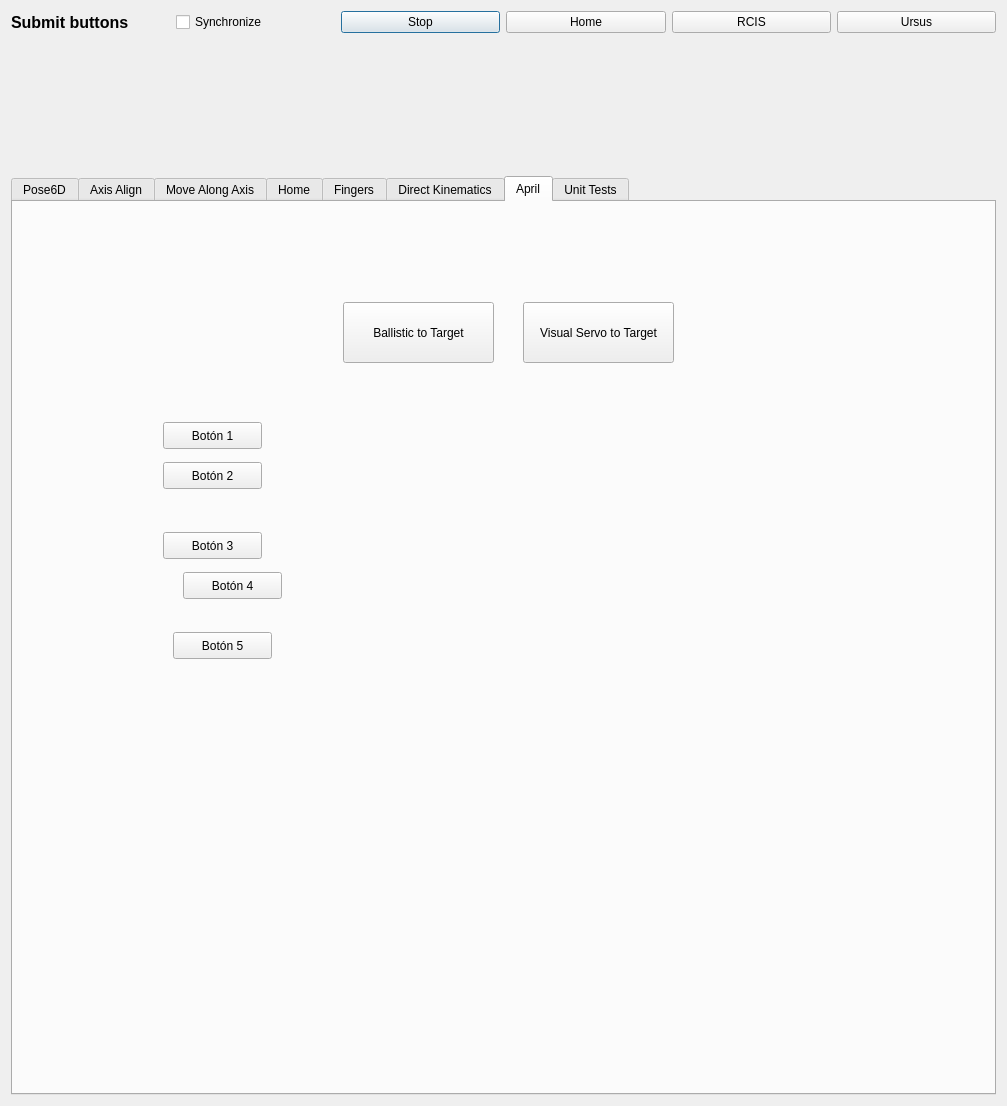
Qt form components/inversekinematicsTesterComp/src/guiDlg.ui (robocomp/robocomp-shelly) before a commit.
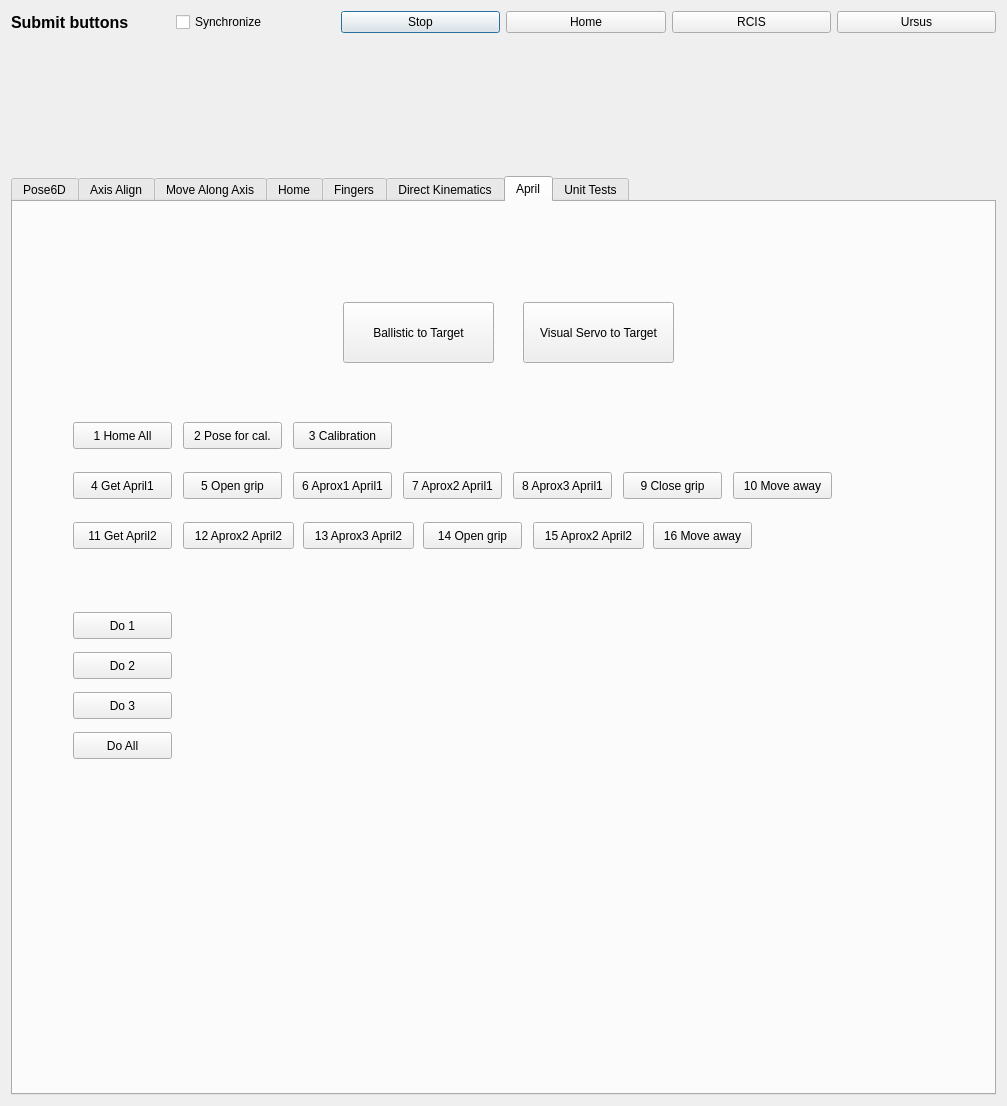
The same form after that commit. The open tabs and pages were chosen to show the change.

Commit message: add butons to  separed the proces of grip

Diff of the .ui file:
```diff
--- a/components/inversekinematicsTesterComp/src/guiDlg.ui
+++ b/components/inversekinematicsTesterComp/src/guiDlg.ui
@@ -3289,66 +3289,261 @@
         <widget class="QPushButton" name="boton1">
          <property name="geometry">
           <rect>
-           <x>150</x>
+           <x>60</x>
            <y>220</y>
            <width>99</width>
            <height>27</height>
           </rect>
          </property>
          <property name="text">
-          <string>Botón 1</string>
+          <string>1 Home All</string>
          </property>
         </widget>
         <widget class="QPushButton" name="boton2">
          <property name="geometry">
           <rect>
-           <x>150</x>
-           <y>260</y>
+           <x>170</x>
+           <y>220</y>
            <width>99</width>
            <height>27</height>
           </rect>
          </property>
          <property name="text">
-          <string>Botón 2</string>
+          <string>2 Pose for cal.</string>
          </property>
         </widget>
         <widget class="QPushButton" name="boton3">
          <property name="geometry">
           <rect>
-           <x>150</x>
-           <y>330</y>
+           <x>280</x>
+           <y>220</y>
            <width>99</width>
            <height>27</height>
           </rect>
          </property>
          <property name="text">
-          <string>Botón 3</string>
+          <string>3 Calibration</string>
          </property>
         </widget>
         <widget class="QPushButton" name="boton4">
          <property name="geometry">
           <rect>
-           <x>170</x>
-           <y>370</y>
+           <x>60</x>
+           <y>270</y>
            <width>99</width>
            <height>27</height>
           </rect>
          </property>
          <property name="text">
-          <string>Botón 4</string>
+          <string>4 Get April1</string>
          </property>
         </widget>
         <widget class="QPushButton" name="boton5">
          <property name="geometry">
           <rect>
-           <x>160</x>
-           <y>430</y>
+           <x>170</x>
+           <y>270</y>
            <width>99</width>
            <height>27</height>
           </rect>
          </property>
          <property name="text">
-          <string>Botón 5</string>
+          <string>5 Open grip</string>
+         </property>
+        </widget>
+        <widget class="QPushButton" name="boton7">
+         <property name="geometry">
+          <rect>
+           <x>390</x>
+           <y>270</y>
+           <width>99</width>
+           <height>27</height>
+          </rect>
+         </property>
+         <property name="text">
+          <string>7 Aprox2 April1</string>
+         </property>
+        </widget>
+        <widget class="QPushButton" name="boton8">
+         <property name="geometry">
+          <rect>
+           <x>500</x>
+           <y>270</y>
+           <width>99</width>
+           <height>27</height>
+          </rect>
+         </property>
+         <property name="text">
+          <string>8 Aprox3 April1</string>
+         </property>
+        </widget>
+        <widget class="QPushButton" name="boton6">
+         <property name="geometry">
+          <rect>
+           <x>280</x>
+           <y>270</y>
+           <width>99</width>
+           <height>27</height>
+          </rect>
+         </property>
+         <property name="text">
+          <string>6 Aprox1 April1</string>
+         </property>
+        </widget>
+        <widget class="QPushButton" name="boton9">
+         <property name="geometry">
+          <rect>
+           <x>610</x>
+           <y>270</y>
+           <width>99</width>
+           <height>27</height>
+          </rect>
+         </property>
+         <property name="text">
+          <string>9 Close grip</string>
+         </property>
+        </widget>
+        <widget class="QPushButton" name="boton10">
+         <property name="geometry">
+          <rect>
+           <x>720</x>
+           <y>270</y>
+           <width>99</width>
+           <height>27</height>
+          </rect>
+         </property>
+         <property name="text">
+          <string>10 Move away</string>
+         </property>
+        </widget>
+        <widget class="QPushButton" name="boton12">
+         <property name="geometry">
+          <rect>
+           <x>170</x>
+           <y>320</y>
+           <width>111</width>
+           <height>27</height>
+          </rect>
+         </property>
+         <property name="text">
+          <string>12 Aprox2 April2</string>
+         </property>
+        </widget>
+        <widget class="QPushButton" name="boton11">
+         <property name="geometry">
+          <rect>
+           <x>60</x>
+           <y>320</y>
+           <width>99</width>
+           <height>27</height>
+          </rect>
+         </property>
+         <property name="text">
+          <string>11 Get April2</string>
+         </property>
+        </widget>
+        <widget class="QPushButton" name="boton13">
+         <property name="geometry">
+          <rect>
+           <x>290</x>
+           <y>320</y>
+           <width>111</width>
+           <height>27</height>
+          </rect>
+         </property>
+         <property name="text">
+          <string>13 Aprox3 April2</string>
+         </property>
+        </widget>
+        <widget class="QPushButton" name="boton14">
+         <property name="geometry">
+          <rect>
+           <x>410</x>
+           <y>320</y>
+           <width>99</width>
+           <height>27</height>
+          </rect>
+         </property>
+         <property name="text">
+          <string>14 Open grip</string>
+         </property>
+        </widget>
+        <widget class="QPushButton" name="boton15">
+         <property name="geometry">
+          <rect>
+           <x>520</x>
+           <y>320</y>
+           <width>111</width>
+           <height>27</height>
+          </rect>
+         </property>
+         <property name="text">
+          <string>15 Aprox2 April2</string>
+         </property>
+        </widget>
+        <widget class="QPushButton" name="boton16">
+         <property name="geometry">
+          <rect>
+           <x>640</x>
+           <y>320</y>
+           <width>99</width>
+           <height>27</height>
+          </rect>
+         </property>
+         <property name="text">
+          <string>16 Move away</string>
+         </property>
+        </widget>
+        <widget class="QPushButton" name="boton21">
+         <property name="geometry">
+          <rect>
+           <x>60</x>
+           <y>410</y>
+           <width>99</width>
+           <height>27</height>
+          </rect>
+         </property>
+         <property name="text">
+          <string>Do 1</string>
+         </property>
+        </widget>
+        <widget class="QPushButton" name="boton22">
+         <property name="geometry">
+          <rect>
+           <x>60</x>
+           <y>450</y>
+           <width>99</width>
+           <height>27</height>
+          </rect>
+         </property>
+         <property name="text">
+          <string>Do 2</string>
+         </property>
+        </widget>
+        <widget class="QPushButton" name="boton23">
+         <property name="geometry">
+          <rect>
+           <x>60</x>
+           <y>490</y>
+           <width>99</width>
+           <height>27</height>
+          </rect>
+         </property>
+         <property name="text">
+          <string>Do 3</string>
+         </property>
+        </widget>
+        <widget class="QPushButton" name="boton24">
+         <property name="geometry">
+          <rect>
+           <x>60</x>
+           <y>530</y>
+           <width>99</width>
+           <height>27</height>
+          </rect>
+         </property>
+         <property name="text">
+          <string>Do All</string>
          </property>
         </widget>
        </widget>
```
Left out of the diff: 2 changed lines with no effect on the pictures. The commit also changes 2 other files.
